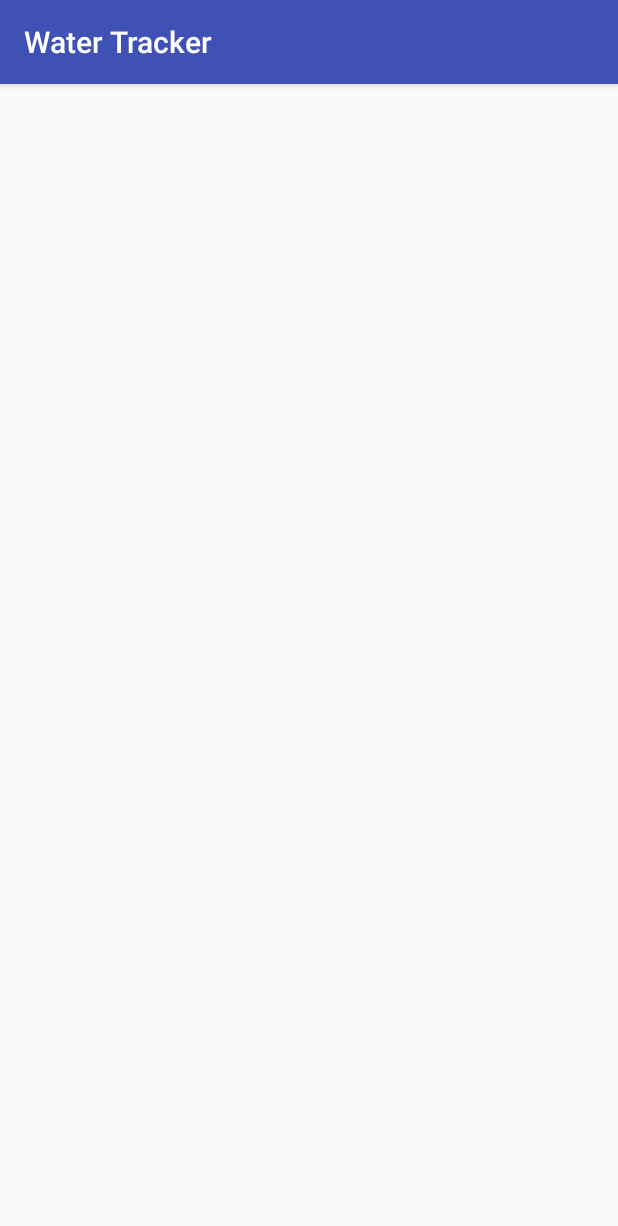
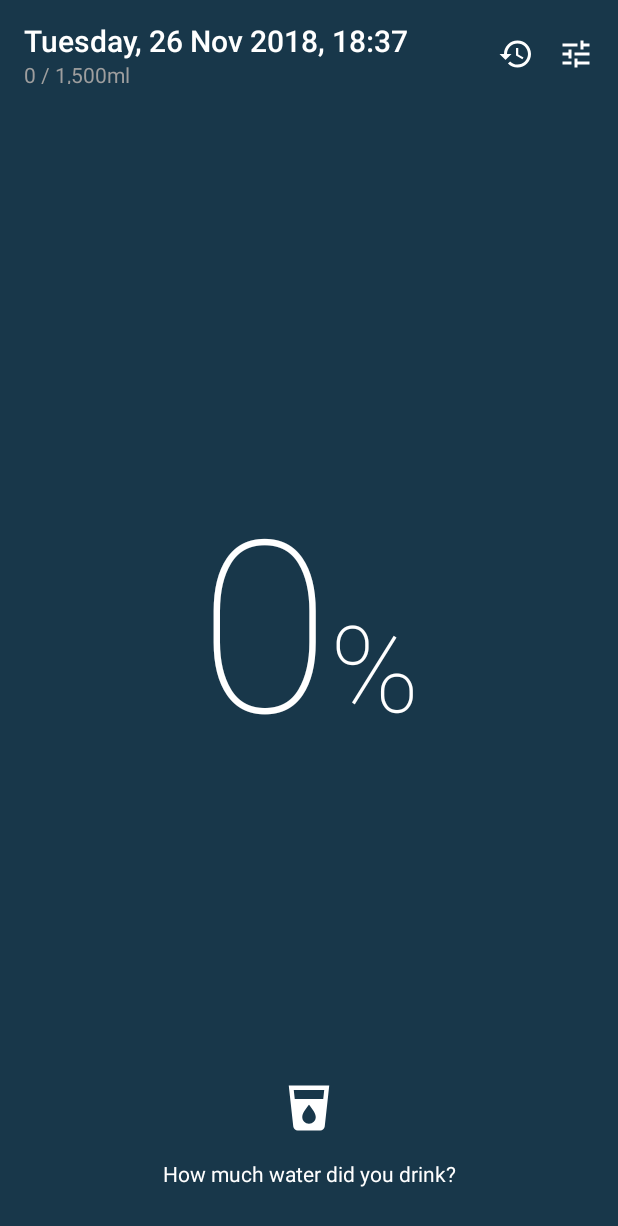
Before and after one commit to otormaigh/x-labs-android, an Android app: the screen it shows after launch (MainActivity), on a phone screen of 412 x 824 dp. Shown: the top 1226 px of the screen. Run offline under Robolectric (Android 15) with nearby library versions, the phone set to English and light mode, and no system bars; libraries missing offline, so code that uses them is left out: ie.elliot.x.

Commit message:
add initial activity_main layout

```diff
--- a/water-tracker/build.gradle
+++ b/water-tracker/build.gradle
@@ -10,6 +10,8 @@ android {
     targetSdkVersion Version.target_sdk
     versionCode 1
     versionName "1.0"
+
+    vectorDrawables.useSupportLibrary = true
   }
 
   signingConfigs {
--- a/water-tracker/src/main/AndroidManifest.xml
+++ b/water-tracker/src/main/AndroidManifest.xml
@@ -1,5 +1,6 @@
 <?xml version="1.0" encoding="utf-8"?>
 <manifest xmlns:android="http://schemas.android.com/apk/res/android"
+  xmlns:tools="http://schemas.android.com/tools"
   package="ie.elliot.x.labs.watertracker">
 
   <application
@@ -7,8 +8,11 @@
     android:icon="@mipmap/ic_launcher"
     android:label="@string/app_name"
     android:supportsRtl="true"
-    android:theme="@style/AppTheme">
-    <activity android:name=".MainActivity">
+    android:theme="@style/AppTheme"
+    tools:ignore="GoogleAppIndexingWarning">
+    <activity
+      android:name=".MainActivity"
+      android:screenOrientation="portrait">
       <intent-filter>
         <action android:name="android.intent.action.MAIN" />
 
--- a/water-tracker/src/main/java/ie/elliot/x/labs/watertracker/MainActivity.kt
+++ b/water-tracker/src/main/java/ie/elliot/x/labs/watertracker/MainActivity.kt
@@ -18,12 +18,27 @@ package ie.elliot.x.labs.watertracker
 
 import android.os.Bundle
 import android.support.v7.app.AppCompatActivity
-import ie.elliot.x.labs.R
+import android.support.v7.widget.Toolbar
+import android.text.SpannableString
+import android.text.style.RelativeSizeSpan
+import kotlinx.android.synthetic.main.activity_main.*
+
 
 class MainActivity : AppCompatActivity() {
 
   override fun onCreate(savedInstanceState: Bundle?) {
     super.onCreate(savedInstanceState)
     setContentView(R.layout.activity_main)
+
+    setSupportActionBar(tbMain as Toolbar)
+
+    setIntakePercentage(0)
+  }
+
+  private fun setIntakePercentage(intake: Int) {
+    val source = "$intake%"
+    tvIntakePercentage.text = SpannableString(source).apply {
+      setSpan(RelativeSizeSpan(2f), 0, source.length - 1, 0)
+    }
   }
 }
--- /dev/null
+++ b/water-tracker/src/main/res/drawable/ic_history.xml
@@ -0,0 +1,10 @@
+<vector xmlns:android="http://schemas.android.com/apk/res/android"
+  android:width="24dp"
+  android:height="24dp"
+  android:tint="#FFFFFF"
+  android:viewportWidth="24.0"
+  android:viewportHeight="24.0">
+  <path
+    android:fillColor="#FF000000"
+    android:pathData="M13,3c-4.97,0 -9,4.03 -9,9L1,12l3.89,3.89 0.07,0.14L9,12L6,12c0,-3.87 3.13,-7 7,-7s7,3.13 7,7 -3.13,7 -7,7c-1.93,0 -3.68,-0.79 -4.94,-2.06l-1.42,1.42C8.27,19.99 10.51,21 13,21c4.97,0 9,-4.03 9,-9s-4.03,-9 -9,-9zM12,8v5l4.28,2.54 0.72,-1.21 -3.5,-2.08L13.5,8L12,8z" />
+</vector>
--- /dev/null
+++ b/water-tracker/src/main/res/drawable/ic_menu.xml
@@ -0,0 +1,10 @@
+<vector xmlns:android="http://schemas.android.com/apk/res/android"
+  android:width="24dp"
+  android:height="24dp"
+  android:tint="#FFFFFF"
+  android:viewportWidth="24.0"
+  android:viewportHeight="24.0">
+  <path
+    android:fillColor="#FF000000"
+    android:pathData="M3,17v2h6v-2L3,17zM3,5v2h10L13,5L3,5zM13,21v-2h8v-2h-8v-2h-2v6h2zM7,9v2L3,11v2h4v2h2L9,9L7,9zM21,13v-2L11,11v2h10zM15,9h2L17,7h4L21,5h-4L17,3h-2v6z" />
+</vector>
--- /dev/null
+++ b/water-tracker/src/main/res/drawable/ic_water_glass.xml
@@ -0,0 +1,10 @@
+<vector xmlns:android="http://schemas.android.com/apk/res/android"
+  android:width="36dp"
+  android:height="36dp"
+  android:tint="#FFFFFF"
+  android:viewportWidth="24.0"
+  android:viewportHeight="24.0">
+  <path
+    android:fillColor="#FF000000"
+    android:pathData="M3,2l2.01,18.23C5.13,21.23 5.97,22 7,22h10c1.03,0 1.87,-0.77 1.99,-1.77L21,2L3,2zM12,19c-1.66,0 -3,-1.34 -3,-3 0,-2 3,-5.4 3,-5.4s3,3.4 3,5.4c0,1.66 -1.34,3 -3,3zM18.33,8L5.67,8l-0.44,-4h13.53l-0.43,4z" />
+</vector>
--- a/water-tracker/src/main/res/layout/activity_main.xml
+++ b/water-tracker/src/main/res/layout/activity_main.xml
@@ -4,15 +4,44 @@
   xmlns:tools="http://schemas.android.com/tools"
   android:layout_width="match_parent"
   android:layout_height="match_parent"
-  tools:context=".watertracker.MainActivity">
+  tools:context=".MainActivity">
+
+  <include
+    android:id="@+id/tbMain"
+    layout="@layout/toolbar_main" />
 
   <TextView
+    android:id="@+id/tvIntakePercentage"
     android:layout_width="wrap_content"
     android:layout_height="wrap_content"
-    android:text="Hello World!"
+    android:fontFamily="sans-serif-thin"
+    android:textSize="80sp"
+    android:textStyle="normal"
     app:layout_constraintBottom_toBottomOf="parent"
     app:layout_constraintLeft_toLeftOf="parent"
     app:layout_constraintRight_toRightOf="parent"
-    app:layout_constraintTop_toTopOf="parent" />
+    app:layout_constraintTop_toTopOf="parent"
+    tools:text="0%" />
+
+  <ImageView
+    android:id="@+id/ivWater"
+    android:layout_width="wrap_content"
+    android:layout_height="wrap_content"
+    android:layout_marginBottom="@dimen/vertical_margin"
+    app:layout_constraintBottom_toTopOf="@id/tvHowMuchWater"
+    app:layout_constraintEnd_toEndOf="parent"
+    app:layout_constraintStart_toStartOf="parent"
+    app:layout_constraintVertical_bias="1"
+    app:srcCompat="@drawable/ic_water_glass" />
+
+  <TextView
+    android:id="@+id/tvHowMuchWater"
+    android:layout_width="wrap_content"
+    android:layout_height="wrap_content"
+    android:text="How much water did you drink?"
+    app:layout_constraintBottom_toBottomOf="parent"
+    app:layout_constraintEnd_toEndOf="parent"
+    android:layout_marginBottom="@dimen/vertical_margin_double"
+    app:layout_constraintStart_toStartOf="parent" />
 
 </android.support.constraint.ConstraintLayout>
--- /dev/null
+++ b/water-tracker/src/main/res/layout/toolbar_main.xml
@@ -0,0 +1,54 @@
+<?xml version="1.0" encoding="utf-8"?>
+<android.support.v7.widget.Toolbar xmlns:android="http://schemas.android.com/apk/res/android"
+  xmlns:app="http://schemas.android.com/apk/res-auto"
+  android:layout_width="match_parent"
+  android:layout_height="?attr/actionBarSize"
+  android:elevation="0dp">
+
+  <android.support.constraint.ConstraintLayout
+    android:layout_width="match_parent"
+    android:layout_height="wrap_content"
+    android:layout_marginTop="@dimen/vertical_margin"
+    android:layout_marginEnd="@dimen/horizontal_margin"
+    android:orientation="vertical">
+
+    <TextView
+      android:id="@+id/tvDate"
+      android:layout_width="wrap_content"
+      android:layout_height="wrap_content"
+      android:text="Tuesday, 26 Nov 2018, 18:37"
+      android:textAppearance="@style/Base.TextAppearance.AppCompat.Title"
+      app:layout_constraintBottom_toTopOf="@id/tvTodaysIntake"
+      app:layout_constraintStart_toStartOf="parent"
+      app:layout_constraintTop_toTopOf="parent" />
+
+    <TextView
+      android:id="@+id/tvTodaysIntake"
+      android:layout_width="wrap_content"
+      android:layout_height="wrap_content"
+      android:text="0 / 1,500ml"
+      android:textColor="@color/grey"
+      app:layout_constraintBottom_toBottomOf="parent"
+      app:layout_constraintStart_toStartOf="parent"
+      app:layout_constraintTop_toBottomOf="@+id/tvDate" />
+
+    <ImageView
+      android:id="@+id/ivHistory"
+      android:layout_width="wrap_content"
+      android:layout_height="wrap_content"
+      android:layout_marginEnd="@dimen/horizontal_margin"
+      app:layout_constraintBottom_toBottomOf="parent"
+      app:layout_constraintEnd_toStartOf="@id/ivMenu"
+      app:layout_constraintTop_toTopOf="parent"
+      app:srcCompat="@drawable/ic_history" />
+
+    <ImageView
+      android:id="@+id/ivMenu"
+      android:layout_width="wrap_content"
+      android:layout_height="wrap_content"
+      app:layout_constraintBottom_toBottomOf="parent"
+      app:layout_constraintEnd_toEndOf="parent"
+      app:layout_constraintTop_toTopOf="parent"
+      app:srcCompat="@drawable/ic_menu" />
+  </android.support.constraint.ConstraintLayout>
+</android.support.v7.widget.Toolbar>
--- a/water-tracker/src/main/res/values/colors.xml
+++ b/water-tracker/src/main/res/values/colors.xml
@@ -1,6 +1,14 @@
 <?xml version="1.0" encoding="utf-8"?>
 <resources>
-  <color name="colorPrimary">#3F51B5</color>
-  <color name="colorPrimaryDark">#303F9F</color>
-  <color name="colorAccent">#FF4081</color>
+  <color name="colorPrimary">@color/blue_whale</color>
+  <color name="colorPrimaryDark">#001122</color>
+  <color name="colorAccent">#446176</color>
+
+  <color name="blue_whale">#18374A</color>
+  <color name="solitude">#EDEEEF</color>
+  <color name="pattens_blue">#E0E2E4</color>
+  <color name="deep_sky_blue">#03BBFB</color>
+  <color name="link_water">#CDCFD1</color>
+
+  <color name="grey">#9E9E9E</color>
 </resources>
--- /dev/null
+++ b/water-tracker/src/main/res/values/dimens.xml
@@ -0,0 +1,9 @@
+<?xml version="1.0" encoding="utf-8"?>
+<resources>
+  <dimen name="horizontal_margin">16dp</dimen>
+  <dimen name="horizontal_margin_half">8dp</dimen>
+
+  <dimen name="vertical_margin_double">32dp</dimen>
+  <dimen name="vertical_margin">16dp</dimen>
+  <dimen name="vertical_margin_half">8dp</dimen>
+</resources>
--- a/water-tracker/src/main/res/values/styles.xml
+++ b/water-tracker/src/main/res/values/styles.xml
@@ -1,9 +1,12 @@
 <resources>
 
-  <style name="AppTheme" parent="Theme.AppCompat.Light.DarkActionBar">
+  <style name="AppTheme" parent="Theme.AppCompat.Light.NoActionBar">
     <item name="colorPrimary">@color/colorPrimary</item>
     <item name="colorPrimaryDark">@color/colorPrimaryDark</item>
     <item name="colorAccent">@color/colorAccent</item>
+    <item name="android:textColor">#FFFFFF</item>
+
+    <item name="android:windowBackground">@color/blue_whale</item>
   </style>
 
 </resources>
```
